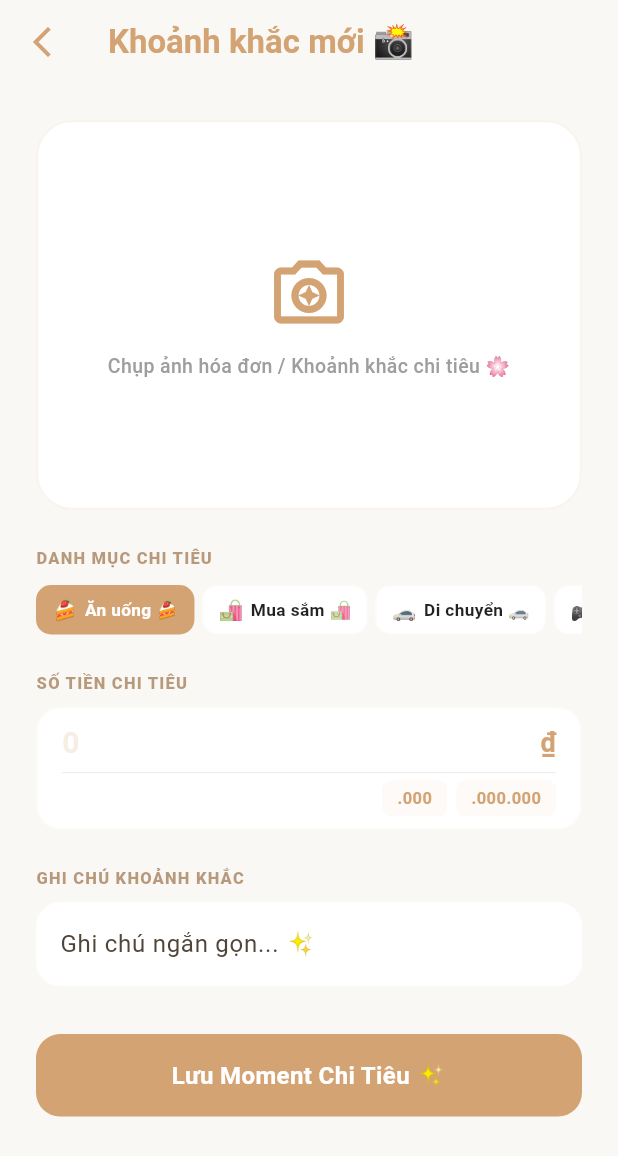
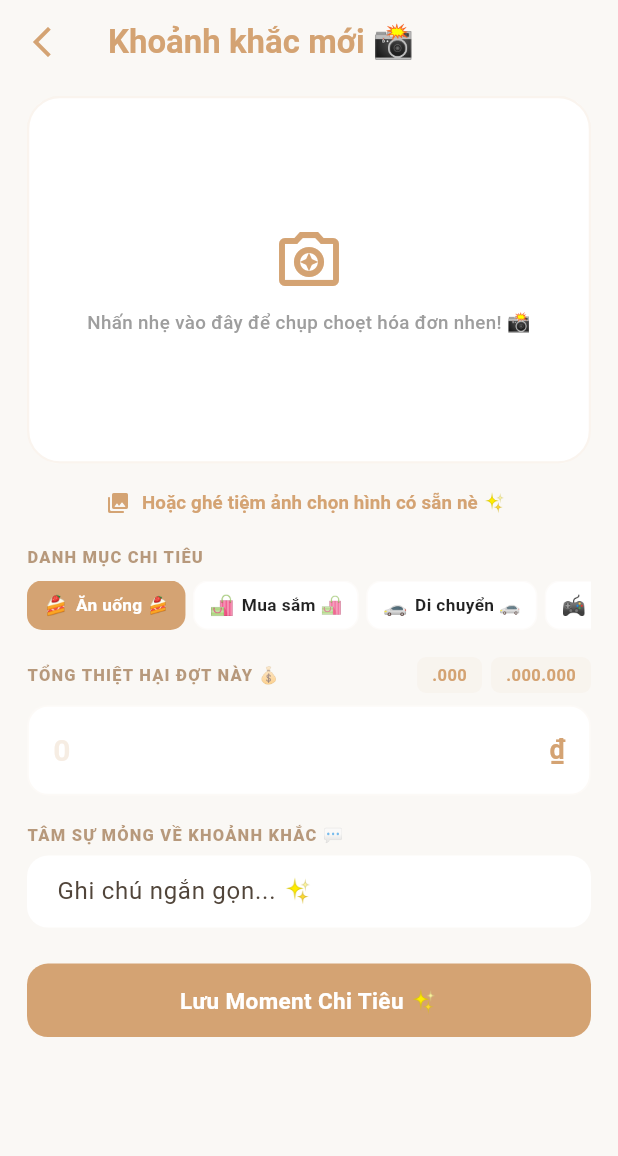
Before and after one commit to voquangluu997/FE_MomentUPayment, a Flutter app: the AddTransactionScreen screen opened directly, on a phone screen of 412 x 824 dp. Shown: the top 1156 px of the screen. Run offline on Flutter 3.47's test engine with Material 3 defaults, Android fonts, the phone set to English and light mode, and no system bars; our stand-ins replace dio, fl_chart, flutter_dotenv, flutter_riverpod, flutter_secure_storage, google_fonts and 3 more; accounts and stored records are empty; network calls fail.

Commit message:
UI add transaction perfact

```diff
--- a/lib/features/transaction/presentation/screens/add_transaction_screen.dart
+++ b/lib/features/transaction/presentation/screens/add_transaction_screen.dart
@@ -1,6 +1,7 @@
 import 'dart:io';
 import 'package:flutter/material.dart';
 import 'package:flutter_riverpod/flutter_riverpod.dart';
+import 'package:image_picker/image_picker.dart';
 import 'package:frontend/features/features/home/presentation/screens/home_screen.dart';
 import 'package:frontend/core/providers/currency_provider.dart';
 import '../../../../l10n/app_localizations.dart';
@@ -22,6 +23,7 @@ class _AddTransactionScreenState extends ConsumerState<AddTransactionScreen> {
   final _noteController = TextEditingController();
   final _customCategoryController = TextEditingController();
   final _mediaService = MediaService();
+  final ImagePicker _picker = ImagePicker();
 
   String _selectedCategory = 'Food';
   String _selectedEmoji = '🍰';
@@ -46,39 +48,6 @@ class _AddTransactionScreenState extends ConsumerState<AddTransactionScreen> {
     super.dispose();
   }
 
-  // 🔑 HÀM MỚI: Định dạng số có dấu chấm hàng nghìn
-  String _formatNumber(String s) {
-    String digits = s.replaceAll('.', '');
-    if (digits.isEmpty) return '';
-    final buffer = StringBuffer();
-    for (int i = 0; i < digits.length; i++) {
-      if (i > 0 && (digits.length - i) % 3 == 0) buffer.write('.');
-      buffer.write(digits[i]);
-    }
-    return buffer.toString();
-  }
-
-  // 🔑 CẬP NHẬT: Xử lý khi gõ vào TextField số tiền
-  void _onAmountChanged(String value) {
-    String formatted = _formatNumber(value);
-    _amountController.value = TextEditingValue(
-      text: formatted,
-      selection: TextSelection.collapsed(offset: formatted.length),
-    );
-  }
-
-  // 🔑 CẬP NHẬT: Thêm số 0 nhanh
-  void _appendZeros(String zeros) {
-    final rawText = _amountController.text.replaceAll('.', '');
-    final newText = rawText + zeros;
-    final formatted = _formatNumber(newText);
-
-    _amountController.value = TextEditingValue(
-      text: formatted,
-      selection: TextSelection.collapsed(offset: formatted.length),
-    );
-  }
-
   Future<void> _openCamera() async {
     try {
       final photo = await _mediaService.takePhoto();
@@ -92,6 +61,71 @@ class _AddTransactionScreenState extends ConsumerState<AddTransactionScreen> {
     }
   }
 
+  Future<void> _openGallery() async {
+    try {
+      final XFile? photo = await _picker.pickImage(
+        source: ImageSource.gallery,
+        imageQuality: 75,
+        maxWidth: 1080,
+      );
+      if (photo != null) {
+        setState(() {
+          _localImagePath = photo.path;
+        });
+      }
+    } catch (e) {
+      debugPrint("Lỗi khi chọn ảnh từ thư viện: $e");
+    }
+  }
+
+  String _formatNumber(String s) {
+    String digits = s.replaceAll('.', '');
+    if (digits.isEmpty) return '';
+
+    final buffer = StringBuffer();
+    for (int i = 0; i < digits.length; i++) {
+      if (i > 0 && (digits.length - i) % 3 == 0) {
+        buffer.write('.');
+      }
+      buffer.write(digits[i]);
+    }
+    return buffer.toString();
+  }
+
+  void _onAmountChanged(String value) {
+    String cleanValue = value.replaceAll('.', '');
+    if (cleanValue.isEmpty) {
+      _amountController.text = '';
+      return;
+    }
+
+    if (cleanValue.length > 1 && cleanValue.startsWith('0')) {
+      cleanValue = cleanValue.replaceFirst(RegExp(r'^0+'), '');
+    }
+
+    String formatted = _formatNumber(cleanValue);
+
+    _amountController.value = TextEditingValue(
+      text: formatted,
+      selection: TextSelection.collapsed(offset: formatted.length),
+    );
+  }
+
+  void _appendZeros(String zeros) {
+    final text = _amountController.text.replaceAll('.', '').trim();
+    if (text.isEmpty || text == '0') return;
+
+    String newText = text + zeros;
+    String formatted = _formatNumber(newText);
+
+    setState(() {
+      _amountController.value = TextEditingValue(
+        text: formatted,
+        selection: TextSelection.collapsed(offset: formatted.length),
+      );
+    });
+  }
+
   @override
   Widget build(BuildContext context) {
     final txState = ref.watch(transactionProvider);
@@ -103,7 +137,11 @@ class _AddTransactionScreenState extends ConsumerState<AddTransactionScreen> {
       {'id': 'Shopping', 'name': l10n.catShopping, 'emoji': '🛍️'},
       {'id': 'Transport', 'name': l10n.catTransport, 'emoji': '🚗'},
       {'id': 'Entertainment', 'name': l10n.catEntertainment, 'emoji': '🎮'},
-      {'id': 'Custom', 'name': 'Khác...', 'emoji': '📝'},
+      {
+        'id': 'Custom',
+        'name': l10n.catCustom,
+        'emoji': '📝',
+      }, // 🔑 ĐA NGÔN NGỮ: Khác nè...
     ];
 
     ref.listen<TransactionState>(transactionProvider, (previous, next) {
@@ -149,17 +187,19 @@ class _AddTransactionScreenState extends ConsumerState<AddTransactionScreen> {
       ),
       body: SafeArea(
         child: SingleChildScrollView(
-          padding: const EdgeInsets.all(24.0),
+          padding: const EdgeInsets.symmetric(horizontal: 18.0, vertical: 8.0),
           child: Column(
             crossAxisAlignment: CrossAxisAlignment.stretch,
             children: [
+              // 🌟 1. KHUNG ẢNH CAMERA CÂN ĐỐI MỀM MẠI (HẠ XUỐNG CAO 245)
               GestureDetector(
                 onTap: _openCamera,
                 child: Container(
-                  height: 260,
+                  height:
+                      245, // 🔑 ĐÃ SỬA: Hạ từ 280 xuống 245 giúp UI mềm mại, không quá thô bạo mà vẫn rõ ảnh
                   decoration: BoxDecoration(
                     color: AppColors.cardBackground,
-                    borderRadius: BorderRadius.circular(24),
+                    borderRadius: BorderRadius.circular(22),
                     border: Border.all(
                       color: AppColors.primary.withOpacity(0.12),
                       width: 1.5,
@@ -167,7 +207,7 @@ class _AddTransactionScreenState extends ConsumerState<AddTransactionScreen> {
                   ),
                   child: _localImagePath != null
                       ? ClipRRect(
-                          borderRadius: BorderRadius.circular(22),
+                          borderRadius: BorderRadius.circular(20.0),
                           child: Image.file(
                             File(_localImagePath!),
                             fit: BoxFit.cover,
@@ -178,20 +218,20 @@ class _AddTransactionScreenState extends ConsumerState<AddTransactionScreen> {
                           children: [
                             const Icon(
                               Icons.camera_enhance_outlined,
-                              size: 56,
+                              size: 48,
                               color: AppColors.primary,
                             ),
-                            const SizedBox(height: 12),
+                            const SizedBox(height: 10),
                             Padding(
                               padding: const EdgeInsets.symmetric(
                                 horizontal: 16,
                               ),
                               child: Text(
-                                l10n.uploadPhotoPlaceholder,
+                                l10n.cameraTapInstruction, // 🔑 ĐA NGÔN NGỮ + CUTE VIBE
                                 textAlign: TextAlign.center,
                                 style: const TextStyle(
                                   color: Colors.grey,
-                                  fontSize: 13,
+                                  fontSize: 12.5,
                                   fontWeight: FontWeight.w500,
                                 ),
                               ),
@@ -200,8 +240,36 @@ class _AddTransactionScreenState extends ConsumerState<AddTransactionScreen> {
                         ),
                 ),
               ),
-              const SizedBox(height: 24),
+              const SizedBox(height: 2),
 
+              // 🌟 NÚT CHỌN ẢNH TỪ THƯ VIỆN
+              Row(
+                mainAxisAlignment: MainAxisAlignment.center,
+                children: [
+                  TextButton.icon(
+                    onPressed: _openGallery,
+                    icon: const Icon(
+                      Icons.photo_library_rounded,
+                      color: AppColors.primary,
+                      size: 16,
+                    ),
+                    label: Text(
+                      _localImagePath != null
+                          ? l10n
+                                .galleryChangeAction // 🔑 ĐA NGÔN NGỮ
+                          : l10n.galleryPickAction, // 🔑 ĐA NGÔN NGỮ
+                      style: const TextStyle(
+                        color: AppColors.primary,
+                        fontWeight: FontWeight.bold,
+                        fontSize: 12.5,
+                      ),
+                    ),
+                  ),
+                ],
+              ),
+              const SizedBox(height: 4),
+
+              // 🌟 2. DANH MỤC CHI TIÊU
               Text(
                 l10n.categorySectionTitle.toUpperCase(),
                 style: TextStyle(
@@ -211,7 +279,7 @@ class _AddTransactionScreenState extends ConsumerState<AddTransactionScreen> {
                   letterSpacing: 0.8,
                 ),
               ),
-              const SizedBox(height: 10),
+              const SizedBox(height: 8),
               SingleChildScrollView(
                 scrollDirection: Axis.horizontal,
                 child: Row(
@@ -271,30 +339,47 @@ class _AddTransactionScreenState extends ConsumerState<AddTransactionScreen> {
               ),
 
               if (_isCustomCategory) ...[
-                const SizedBox(height: 12),
+                const SizedBox(height: 8),
                 TextField(
                   controller: _customCategoryController,
                   decoration: InputDecoration(
-                    hintText: 'Nhập tên danh mục tự chọn...',
+                    hintText:
+                        l10n.customCategoryHint, // 🔑 ĐA NGÔN NGỮ + CUTE VIBE
                     prefixIcon: const Icon(
                       Icons.edit_note_rounded,
                       color: AppColors.primary,
                     ),
                     filled: true,
                     fillColor: AppColors.cardBackground,
+                    contentPadding: const EdgeInsets.symmetric(
+                      vertical: 12,
+                      horizontal: 16,
+                    ),
                     border: OutlineInputBorder(
-                      borderRadius: BorderRadius.circular(16),
+                      borderRadius: BorderRadius.circular(14),
                       borderSide: BorderSide(
                         color: AppColors.primary.withOpacity(0.1),
+                      ),
+                    ),
+                    focusedBorder: OutlineInputBorder(
+                      borderRadius: BorderRadius.circular(14),
+                      borderSide: const BorderSide(
+                        color: AppColors.primary,
+                        width: 1.5,
                       ),
                     ),
                   ),
                 ),
               ],
-              const SizedBox(height: 24),
+              const SizedBox(height: 18),
 
+              // 🌟 3. TIÊU ĐỀ SỐ TIỀN & PHÍM TẮT SỐ 0
+              Row(
+                mainAxisAlignment: MainAxisAlignment.spaceBetween,
+                crossAxisAlignment: CrossAxisAlignment.center,
+                children: [
                   Text(
-                "SỐ TIỀN CHI TIÊU",
+                    l10n.amountSectionTitle, // 🔑 ĐA NGÔN NGỮ + CUTE VIBE (TỔNG THIỆT HẠI ĐỢT NÀY 💰)
                     style: TextStyle(
                       fontSize: 11,
                       fontWeight: FontWeight.w800,
@@ -302,29 +387,43 @@ class _AddTransactionScreenState extends ConsumerState<AddTransactionScreen> {
                       letterSpacing: 0.8,
                     ),
                   ),
+                  Row(
+                    children: [
+                      _buildShortcutZeroButton(
+                        '.000',
+                        () => _appendZeros('000'),
+                      ),
+                      const SizedBox(width: 6),
+                      _buildShortcutZeroButton(
+                        '.000.000',
+                        () => _appendZeros('000000'),
+                      ),
+                    ],
+                  ),
+                ],
+              ),
               const SizedBox(height: 8),
+
               Container(
                 padding: const EdgeInsets.symmetric(
                   horizontal: 16,
-                  vertical: 8,
+                  vertical: 14,
                 ),
                 decoration: BoxDecoration(
                   color: AppColors.cardBackground,
-                  borderRadius: BorderRadius.circular(16),
+                  borderRadius: BorderRadius.circular(14),
                   border: Border.all(
                     color: AppColors.primary.withOpacity(0.06),
                     width: 1.2,
                   ),
                 ),
-                child: Column(
-                  children: [
-                    Row(
+                child: Row(
                   children: [
                     Expanded(
                       child: TextField(
                         controller: _amountController,
                         keyboardType: TextInputType.number,
-                            onChanged: _onAmountChanged, // 🔑 Dùng hàm format
+                        onChanged: _onAmountChanged,
                         style: const TextStyle(
                           fontSize: 20,
                           fontWeight: FontWeight.bold,
@@ -351,32 +450,12 @@ class _AddTransactionScreenState extends ConsumerState<AddTransactionScreen> {
                     ),
                   ],
                 ),
-                    const Divider(
-                      height: 10,
-                      thickness: 0.4,
-                      color: Colors.black12,
               ),
-                    Row(
-                      mainAxisAlignment: MainAxisAlignment.end,
-                      children: [
-                        _buildShortcutZeroButton(
-                          '.000',
-                          () => _appendZeros('000'),
-                        ),
-                        const SizedBox(width: 6),
-                        _buildShortcutZeroButton(
-                          '.000.000',
-                          () => _appendZeros('000000'),
-                        ),
-                      ],
-                    ),
-                  ],
-                ),
-              ),
-              const SizedBox(height: 24),
+              const SizedBox(height: 18),
 
+              // 📝 Ô NHẬP GHI CHÚ
               Text(
-                "GHI CHÚ KHOẢNH KHẮC",
+                l10n.noteSectionTitle, // 🔑 ĐA NGÔN NGỮ + CUTE VIBE (TÂM SỰ MỎNG VỀ KHOẢNH KHẮC 💬)
                 style: TextStyle(
                   fontSize: 11,
                   fontWeight: FontWeight.w800,
@@ -384,26 +463,36 @@ class _AddTransactionScreenState extends ConsumerState<AddTransactionScreen> {
                   letterSpacing: 0.8,
                 ),
               ),
-              const SizedBox(height: 8),
+              const SizedBox(height: 6),
               TextField(
                 controller: _noteController,
                 decoration: InputDecoration(
                   hintText: l10n.noteHint,
                   filled: true,
                   fillColor: AppColors.cardBackground,
+                  contentPadding: const EdgeInsets.symmetric(
+                    vertical: 12,
+                    horizontal: 16,
+                  ),
                   border: OutlineInputBorder(
-                    borderRadius: BorderRadius.circular(16),
+                    borderRadius: BorderRadius.circular(14),
                     borderSide: BorderSide.none,
                   ),
                 ),
               ),
-              const SizedBox(height: 32),
+              const SizedBox(height: 24),
 
+              // 🚀 NÚT BẤM LƯU GIAO DỊCH
               txState == TransactionState.loading
-                  ? const Center(child: CircularProgressIndicator())
+                  ? const Center(
+                      child: CircularProgressIndicator(
+                        valueColor: AlwaysStoppedAnimation<Color>(
+                          AppColors.primary,
+                        ),
+                      ),
+                    )
                   : InkWell(
                       onTap: () {
-                        // 🔑 XÓA DẤU CHẤM TRƯỚC KHI PARSE
                         final amountText = _amountController.text
                             .replaceAll('.', '')
                             .trim();
@@ -427,18 +516,18 @@ class _AddTransactionScreenState extends ConsumerState<AddTransactionScreen> {
                               localImagePath: _localImagePath,
                             );
                       },
-                      borderRadius: BorderRadius.circular(16),
+                      borderRadius: BorderRadius.circular(14),
                       child: Container(
-                        padding: const EdgeInsets.symmetric(vertical: 16),
+                        padding: const EdgeInsets.symmetric(vertical: 14),
                         decoration: BoxDecoration(
                           color: AppColors.primary,
-                          borderRadius: BorderRadius.circular(16),
+                          borderRadius: BorderRadius.circular(14),
                         ),
                         alignment: Alignment.center,
                         child: Text(
                           l10n.saveMomentButton,
                           style: const TextStyle(
-                            fontSize: 16,
+                            fontSize: 15,
                             fontWeight: FontWeight.bold,
                             color: Colors.white,
                           ),
```
Also changed, not shown: 32 other files. Lines whose indentation alone changed are shown as unchanged.
